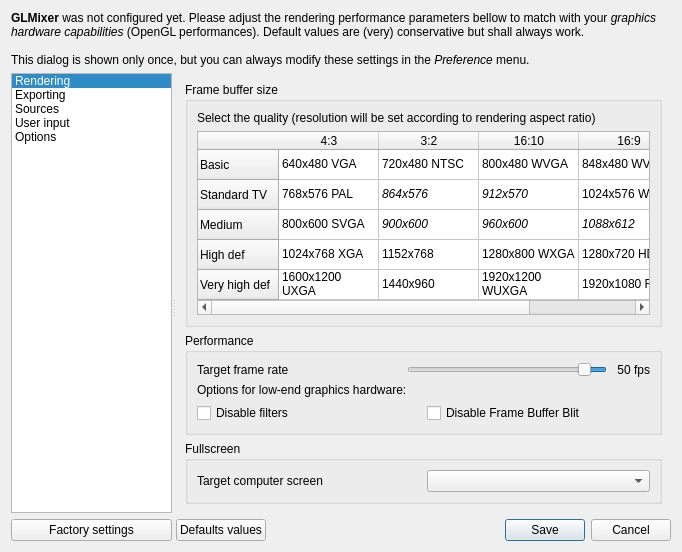
This is src/UserPreferencesDialog.ui in markus-wa/glmixer-mirror as Qt 5 draws it before an edit. The edited form follows.
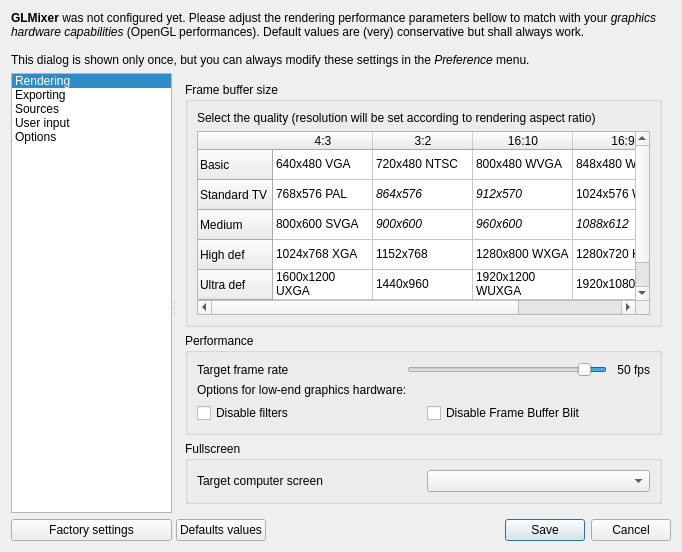
This is the edited form. Icons and pictures are not drawn. Custom widgets are drawn as their Qt base class.

The edit to the form file:
```diff
--- a/src/UserPreferencesDialog.ui
+++ b/src/UserPreferencesDialog.ui
@@ -238,7 +238,12 @@
                 </row>
                 <row>
                  <property name="text">
-                  <string>Very high def</string>
+                  <string>Ultra def</string>
+                 </property>
+                </row>
+                <row>
+                 <property name="text">
+                  <string>Quad def</string>
                  </property>
                 </row>
                 <column>
@@ -431,6 +436,26 @@
                   <string notr="true">1920x1080 FHD</string>
                  </property>
                 </item>
+                <item row="5" column="0">
+                 <property name="text">
+                  <string>2048x1536 QXGA</string>
+                 </property>
+                </item>
+                <item row="5" column="1">
+                 <property name="text">
+                  <string>1920x1280</string>
+                 </property>
+                </item>
+                <item row="5" column="2">
+                 <property name="text">
+                  <string>2048x1280</string>
+                 </property>
+                </item>
+                <item row="5" column="3">
+                 <property name="text">
+                  <string>2048x1152 QWXGA</string>
+                 </property>
+                </item>
                </widget>
               </item>
              </layout>
```
